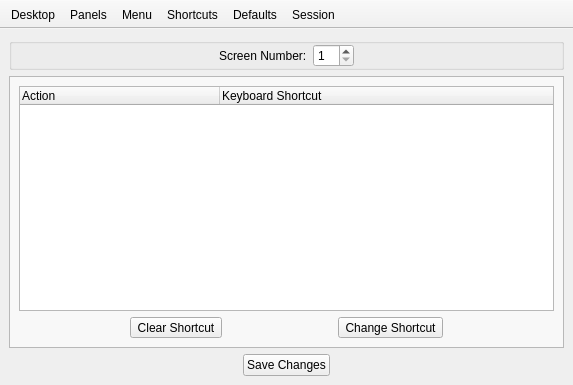
Old version of the form lumina/lumina-config/mainUI.ui in the repository trueos/pcbsd.
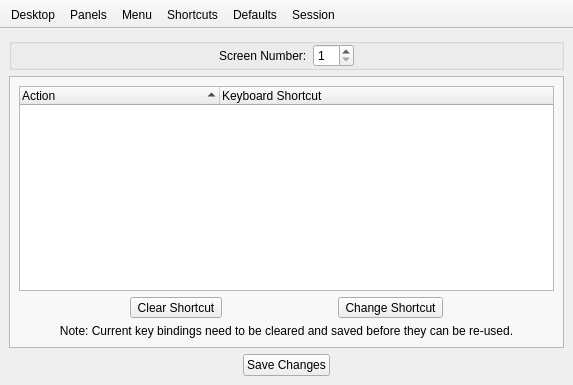
New version of the form. The open tabs and pages were chosen to show the change.

Commit message: Add the ability to set a couple different keyboard shortcuts through lumina-config. (audio/screen brightness shortcuts)

What changed in the file:
```diff
--- a/lumina/lumina-config/mainUI.ui
+++ b/lumina/lumina-config/mainUI.ui
@@ -871,6 +871,9 @@
           <property name="itemsExpandable">
            <bool>false</bool>
           </property>
+          <property name="sortingEnabled">
+           <bool>true</bool>
+          </property>
           <property name="expandsOnDoubleClick">
            <bool>false</bool>
           </property>
@@ -880,6 +883,12 @@
           <attribute name="headerHighlightSections">
            <bool>true</bool>
           </attribute>
+          <attribute name="headerMinimumSectionSize">
+           <number>200</number>
+          </attribute>
+          <attribute name="headerShowSortIndicator" stdset="0">
+           <bool>true</bool>
+          </attribute>
           <column>
            <property name="text">
             <string>Action</string>
@@ -955,6 +964,16 @@
           </item>
          </layout>
         </item>
+        <item>
+         <widget class="QLabel" name="label_11">
+          <property name="text">
+           <string>Note: Current key bindings need to be cleared and saved before they can be re-used.</string>
+          </property>
+          <property name="alignment">
+           <set>Qt::AlignCenter</set>
+          </property>
+         </widget>
+        </item>
        </layout>
       </widget>
       <widget class="QWidget" name="page_defaults">
```
Left out of the diff: 2 changed lines with no effect on the pictures. The commit also changes 3 other files.
